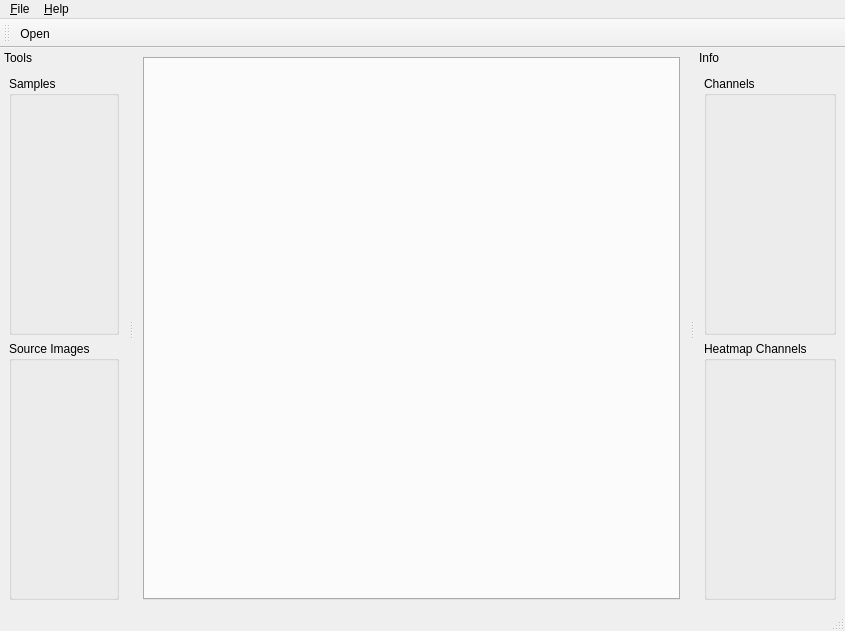
Qt form resources/ui/MainWindow.ui (ch-king/HistoSlider) before a commit.
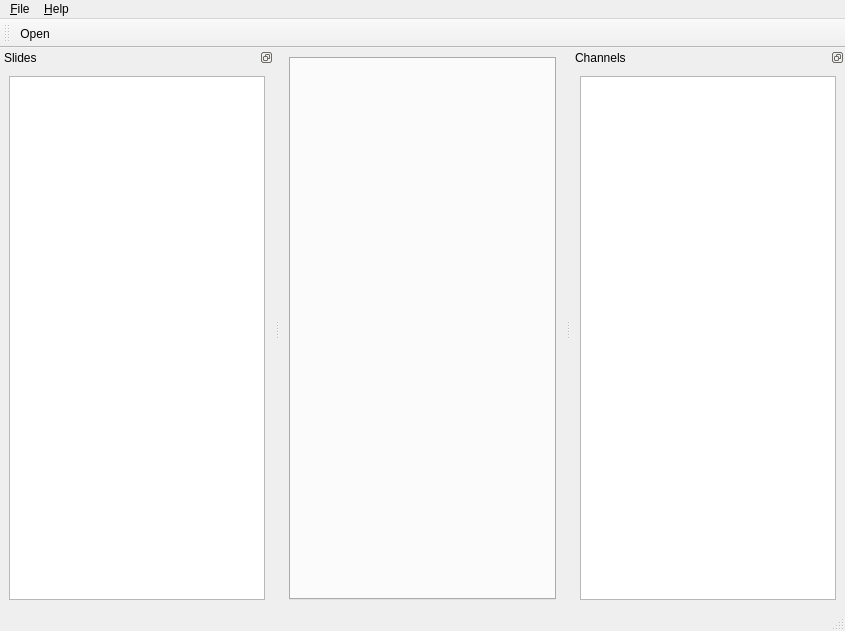
The same form after that commit. Icons and pictures are not drawn.

```diff
--- a/resources/ui/MainWindow.ui
+++ b/resources/ui/MainWindow.ui
@@ -71,10 +71,10 @@
   </widget>
   <widget class="QDockWidget" name="dockWidgetTools">
    <property name="features">
-    <set>QDockWidget::NoDockWidgetFeatures</set>
+    <set>QDockWidget::DockWidgetFloatable|QDockWidget::DockWidgetMovable</set>
    </property>
    <property name="windowTitle">
-    <string>Tools</string>
+    <string>Slides</string>
    </property>
    <attribute name="dockWidgetArea">
     <number>1</number>
@@ -82,16 +82,12 @@
    <widget class="QWidget" name="dockWidgetContents">
     <layout class="QVBoxLayout" name="verticalLayout_2">
      <item>
-      <widget class="QGroupBox" name="groupBoxSamples">
-       <property name="title">
-        <string>Samples</string>
+      <widget class="QTreeView" name="treeViewSlides">
+       <property name="contextMenuPolicy">
+        <enum>Qt::CustomContextMenu</enum>
        </property>
-      </widget>
-     </item>
-     <item>
-      <widget class="QGroupBox" name="groupBoxSourceImages">
-       <property name="title">
-        <string>Source Images</string>
+       <property name="selectionMode">
+        <enum>QAbstractItemView::ExtendedSelection</enum>
        </property>
       </widget>
      </item>
@@ -100,10 +96,10 @@
   </widget>
   <widget class="QDockWidget" name="dockWidgetInfo">
    <property name="features">
-    <set>QDockWidget::NoDockWidgetFeatures</set>
+    <set>QDockWidget::DockWidgetFloatable|QDockWidget::DockWidgetMovable</set>
    </property>
    <property name="windowTitle">
-    <string>Info</string>
+    <string>Channels</string>
    </property>
    <attribute name="dockWidgetArea">
     <number>2</number>
@@ -111,18 +107,7 @@
    <widget class="QWidget" name="dockWidgetContents_2">
     <layout class="QVBoxLayout" name="verticalLayout_3">
      <item>
-      <widget class="QGroupBox" name="groupBoxChannels">
-       <property name="title">
-        <string>Channels</string>
-       </property>
-      </widget>
-     </item>
-     <item>
-      <widget class="QGroupBox" name="groupBoxHeatmapChannels">
-       <property name="title">
-        <string>Heatmap Channels</string>
-       </property>
-      </widget>
+      <widget class="QListView" name="listViewChannels"/>
      </item>
     </layout>
    </widget>
```
Left out of the diff: 10 changed lines with no effect on the pictures.
